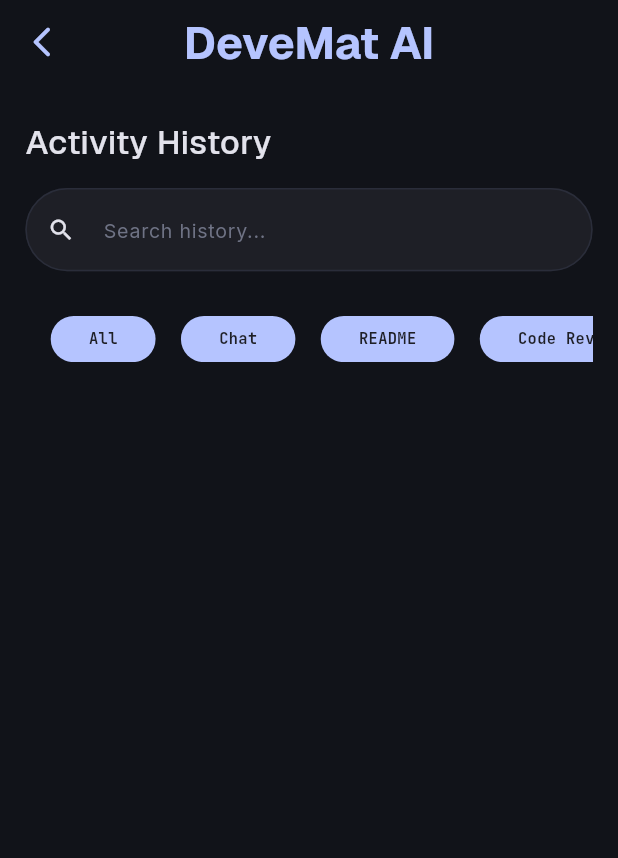
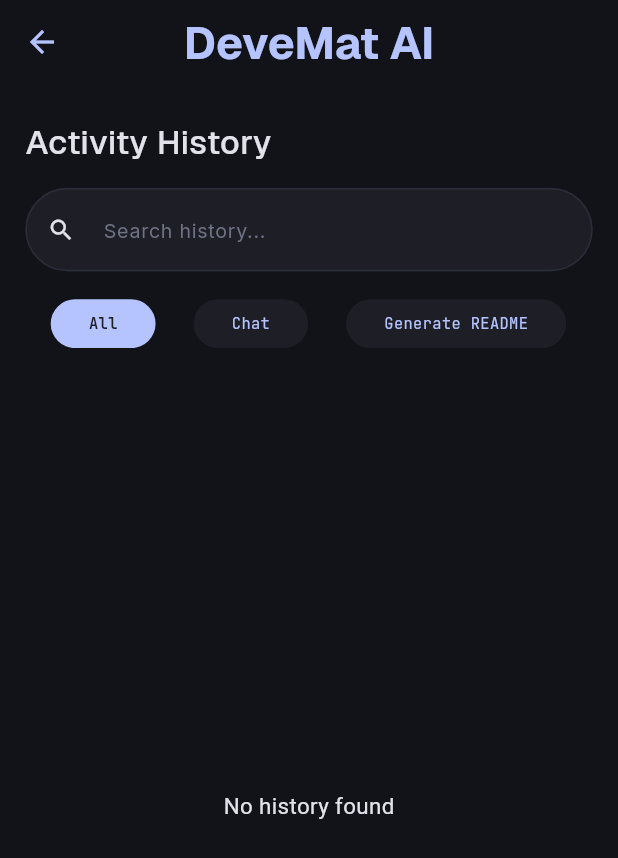
Before and after one commit to Mohammed-A-Abdullah/Dev_Mate_AI, a Flutter app: the HistoryView screen opened directly, on a phone screen of 412 x 824 dp. Shown: the top 858 px of the screen. Run offline on Flutter 3.47's test engine with Material 3 defaults, Android fonts, the phone set to English and light mode, and no system bars; our stand-ins replace animated_custom_dropdown, bloc, cloud_firestore, dio, equatable, firebase_auth and 13 more; missing offline and left inert: data_connection_checker_tv, flutter_highlighter, highlight, markdown, re_editor; accounts and stored records are empty; generated files the repository leaves out were written again; project files that could hold a hidden picture were left out.

Commit message:
solve history bugs

```diff
--- a/lib/features/history/presentation/pages/history_screen.dart
+++ b/lib/features/history/presentation/pages/history_screen.dart
@@ -34,39 +34,53 @@ class HistoryView extends StatefulWidget {
 }
 
 class _HistoryViewState extends State<HistoryView> {
-  late final TextEditingController historController;
-  late final List<String> filterChip;
+  late final TextEditingController historyController;
+  late final List<String> filterChips;
+
+  int selectedFilterIndex = 0;
+  String searchQuery = '';
 
   @override
   void initState() {
     super.initState();
-    historController = TextEditingController();
-    filterChip = [
+    historyController = TextEditingController();
+
+    filterChips = [
       'All',
       'Chat',
-      'README',
+      'Generate README',
       'Code Review',
       'Project Planner',
       'Debug',
     ];
+
+    historyController.addListener(_onSearchChanged);
+
     context.read<HistoryCubit>().loadHistory();
+  }
+
+  void _onSearchChanged() {
+    setState(() {
+      searchQuery = historyController.text.trim().toLowerCase();
+    });
   }
 
   @override
   void dispose() {
-    historController.dispose();
+    historyController.removeListener(_onSearchChanged);
+    historyController.dispose();
     super.dispose();
   }
 
   @override
   Widget build(BuildContext context) {
-    final local=S.of(context);
+    final local = S.of(context);
+
     return Scaffold(
       backgroundColor: Theme.of(context).scaffoldBackgroundColor,
-      appBar: CustomAppBar(title: local.appName),
+      appBar: CustomAppBar(title: local.appName, needButton: false),
       body: Padding(
         padding: EdgeInsets.symmetric(horizontal: 16.w),
-        child: SingleChildScrollView(
         child: Column(
           crossAxisAlignment: CrossAxisAlignment.start,
           children: [
@@ -80,40 +94,81 @@ class _HistoryViewState extends State<HistoryView> {
               ),
             ),
             HeightSpace(height: 16),
-              CustomHistoryTextField(controller: historController),
-              HeightSpace(height: 32),
+            CustomHistoryTextField(controller: historyController),
+            HeightSpace(height: 20),
+
             SizedBox(
-                height: 33.h,
-                child: ListView.builder(
+              height: 35.h,
+              child: ListView.separated(
                 scrollDirection: Axis.horizontal,
-                  itemCount: filterChip.length,
+                itemCount: filterChips.length,
                 physics: const BouncingScrollPhysics(),
+                separatorBuilder: (context, index) => SizedBox(width: 8.w),
                 itemBuilder: (context, index) {
                   return CustomTabBarWidget(
-                      text: filterChip[index],
-                      onTap: () {},
-                      isSelected: true,
+                    text: filterChips[index],
+                    isSelected: selectedFilterIndex == index,
+                    onTap: () {
+                      setState(() {
+                        selectedFilterIndex = index;
+                      });
+                    },
                   );
                 },
               ),
             ),
-              HeightSpace(height: 32),
-              BlocBuilder<HistoryCubit, HistoryState>(
+            HeightSpace(height: 20),
+
+            Expanded(
+              child: BlocBuilder<HistoryCubit, HistoryState>(
                 builder: (context, state) {
                   if (state is HistoryLoading) {
-                    return  Center(child: CircularProgressIndicator(color: Theme.of(context).colorScheme.primary,));
+                    return Center(
+                      child: CircularProgressIndicator(
+                        color: Theme.of(context).colorScheme.primary,
+                      ),
+                    );
                   }
 
                   if (state is HistoryLoaded) {
+                    final filteredHistory = state.history.where((item) {
+                      final matchesType =
+                          selectedFilterIndex == 0 ||
+                          item.type.toLowerCase() ==
+                              filterChips[selectedFilterIndex].toLowerCase();
+
+                      final matchesQuery =
+                          searchQuery.isEmpty ||
+                          item.title.toLowerCase().contains(searchQuery) ||
+                          item.lastMessage.toLowerCase().contains(searchQuery);
+
+                      return matchesType && matchesQuery;
+                    }).toList();
+
+                    if (filteredHistory.isEmpty) {
+                      return Center(
+                        child: Text(
+                          'No history found',
+                          style: TextStyle(
+                            color: Theme.of(context).colorScheme.secondary,
+                            fontSize: 16.sp,
+                          ),
+                        ),
+                      );
+                    }
+
                     return ListView.builder(
-                      shrinkWrap: true,
-                      physics: const NeverScrollableScrollPhysics(),
-                      itemCount: state.history.length,
+                      physics: const BouncingScrollPhysics(),
+                      itemCount: filteredHistory.length,
                       itemBuilder: (context, index) {
-                        final item = state.history[index];
+                        final item = filteredHistory[index];
 
-                        return CustomHistoryCardWidget(
-                          title: item.title.isEmpty ? local.newChat : item.title,
+                        return Padding(
+                          padding: EdgeInsets.only(bottom: 12.h),
+                          child: CustomHistoryCardWidget(
+                            title: item.title.isEmpty
+                                ? local.newChat
+                                : item.title,
                             description: item.lastMessage.isEmpty
                                 ? local.noMessageYet
                                 : item.lastMessage,
@@ -126,30 +181,30 @@ class _HistoryViewState extends State<HistoryView> {
                                     builder: (_) => ChatScreen(chatId: item.id),
                                   ),
                                 );
-                            } else {
-                              // Navigator.of(context).push(
-                              //   MaterialPageRoute(
-                              //     builder: (_) => CustomAiModelAnswerScreen(
-                              //       cubit: item.lastMessage,
-                              //     ),
-                              //   ),
-                              // );
-                            }
+                              } else {}
                             },
+                          ),
                         );
                       },
                     );
                   }
 
                   if (state is HistoryError) {
-                    return Center(child: Text(state.message));
+                    return Center(
+                      child: Text(
+                        state.message,
+                        style: TextStyle(
+                          color: Theme.of(context).colorScheme.error,
+                        ),
+                      ),
+                    );
                   }
 
                   return const SizedBox();
                 },
               ),
+            ),
           ],
-          ),
         ),
       ),
     );
```
Also changed, not shown: lib/features/history/data/datasource/history_remote_data_source_impl.dart (+5 -3 lines). Lines whose indentation alone changed are shown as unchanged.
